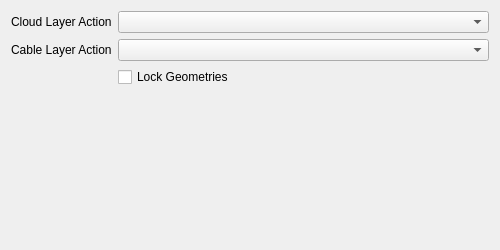
Qt form qfieldsync/ui/map_layer_config_widget.ui (opengisch/qfieldsync) before a commit.
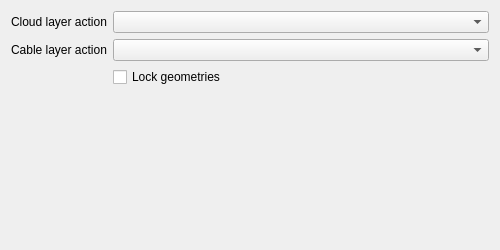
The same form after that commit.

Commit message: Do not use title case for non groupbox / section titles

```diff
--- a/qfieldsync/ui/map_layer_config_widget.ui
+++ b/qfieldsync/ui/map_layer_config_widget.ui
@@ -27,14 +27,14 @@
    <item row="0" column="0">
     <widget class="QLabel" name="cloudLayerActionLabel">
      <property name="text">
-      <string>Cloud Layer Action</string>
+      <string>Cloud layer action</string>
      </property>
     </widget>
    </item>
    <item row="1" column="0">
     <widget class="QLabel" name="cableLayerActionLabel">
      <property name="text">
-      <string>Cable Layer Action</string>
+      <string>Cable layer action</string>
      </property>
     </widget>
    </item>
@@ -44,7 +44,7 @@
       <string>When enabled, this option disables adding and deleting features, as well as modifying the geometries of existing features.</string>
      </property>
      <property name="text">
-      <string>Lock Geometries</string>
+      <string>Lock geometries</string>
      </property>
     </widget>
    </item>
```
The commit also changes 1 other file.
